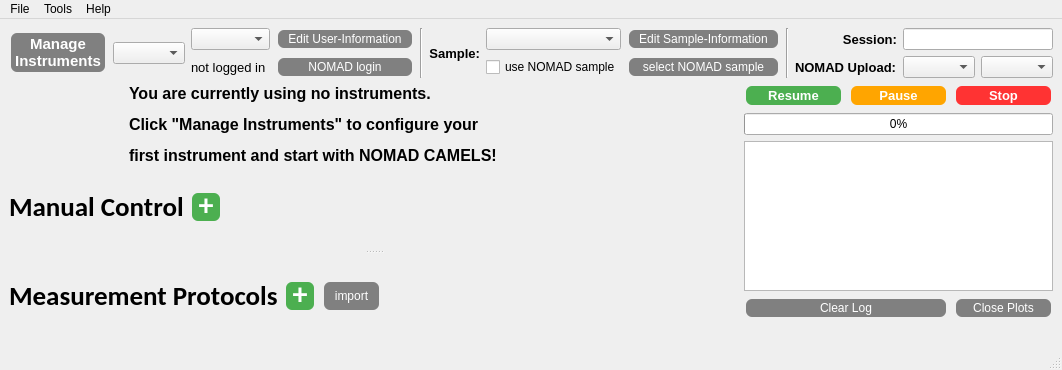
The window that nomad_camels/gui/mainWindow_v2.ui (FAU-LAP/NOMAD-CAMELS) describes before a commit, drawn with Qt 5.
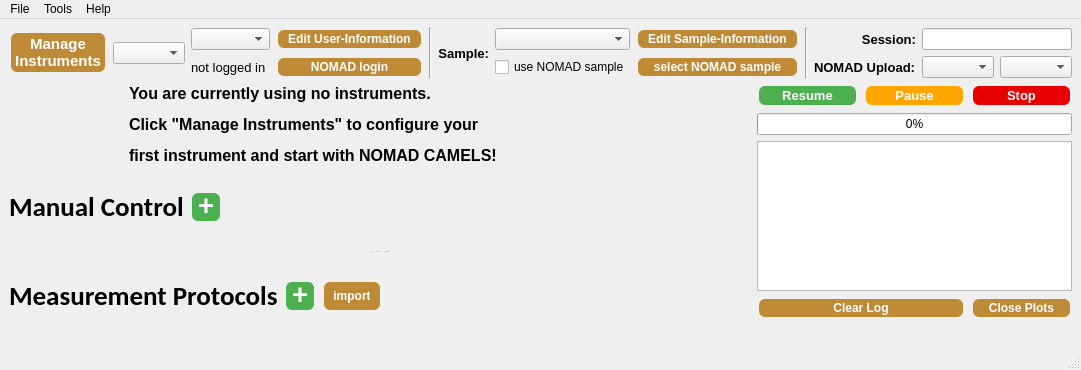
The same window after the commit. Icons and pictures are not drawn. Custom widgets are drawn as their Qt base class.

The edit to the form file:
```diff
--- a/nomad_camels/gui/mainWindow_v2.ui
+++ b/nomad_camels/gui/mainWindow_v2.ui
@@ -32,19 +32,21 @@
      <widget class="QPushButton" name="pushButton_clear_log">
       <property name="styleSheet">
        <string notr="true">QPushButton {
-                                background-color: #808080; 
-                                color: white; 
-                                border: none; 
-                                padding: 2px 10px; 
-                                text-align: center; 
-                                text-decoration: none; 
-                                font-size: 12px; 
-                                margin: 2px 2px; 
-                                border-radius: 6px;
-                            }
-                            QPushButton:hover {
-                                background-color: #a0a0a0;
-                            }</string>
+        background-color: #bf8a36;
+        color: white;
+        border: none;
+        padding: 2px 10px;
+        text-align: center;
+        text-decoration: none;
+        font-size: 12px;
+        margin: 2px 2px;
+        border-radius: 6px;
+        font-weight: bold;
+    }
+
+    QPushButton:hover {
+        background-color: #8a5a23;
+    }</string>
       </property>
       <property name="text">
        <string>Clear Log</string>
@@ -64,7 +66,7 @@
       </property>
       <property name="styleSheet">
        <string notr="true">QPushButton {
-                background-color: #FF3333; 
+                background-color: #E60000; 
                 color: white; 
                                 border: none; 
                                 padding: 2px 10px; 
@@ -156,7 +158,7 @@
          </property>
          <property name="styleSheet">
           <string notr="true">QPushButton {
-                                background-color: #808080; 
+                                background-color: #bf8a36; 
                                 color: white; 
                                 border: none; 
                                 padding: 2px 4px; 
@@ -220,25 +222,28 @@
             <property name="font">
              <font>
               <pointsize>-1</pointsize>
+              <bold>true</bold>
               <underline>false</underline>
               <strikeout>false</strikeout>
              </font>
             </property>
             <property name="styleSheet">
              <string notr="true">QPushButton {
-                                background-color: #808080; 
-                                color: white; 
-                                border: none; 
-                                padding: 2px 10px; 
-                                text-align: center; 
-                                text-decoration: none; 
-                                font-size: 12px; 
-                                margin: 2px 2px; 
-                                border-radius: 6px;
-                            }
-                            QPushButton:hover {
-                                background-color: #a0a0a0;
-                            }</string>
+        background-color: #bf8a36;
+        color: white;
+        border: none;
+        padding: 2px 10px;
+        text-align: center;
+        text-decoration: none;
+        font-size: 12px;
+        margin: 2px 2px;
+        border-radius: 6px;
+        font-weight: bold;
+    }
+
+    QPushButton:hover {
+        background-color: #8a5a23;
+    }</string>
             </property>
             <property name="text">
              <string>Edit Sample-Information</string>
@@ -250,25 +255,28 @@
             <property name="font">
              <font>
               <pointsize>-1</pointsize>
+              <bold>true</bold>
               <underline>false</underline>
               <strikeout>false</strikeout>
              </font>
             </property>
             <property name="styleSheet">
              <string notr="true">QPushButton {
-                                background-color: #808080; 
-                                color: white; 
-                                border: none; 
-                                padding: 2px 10px; 
-                                text-align: center; 
-                                text-decoration: none; 
-                                font-size: 12px; 
-                                margin: 2px 2px; 
-                                border-radius: 6px;
-                            }
-                            QPushButton:hover {
-                                background-color: #a0a0a0;
-                            }</string>
+        background-color: #bf8a36;
+        color: white;
+        border: none;
+        padding: 2px 10px;
+        text-align: center;
+        text-decoration: none;
+        font-size: 12px;
+        margin: 2px 2px;
+        border-radius: 6px;
+        font-weight: bold;
+    }
+
+    QPushButton:hover {
+        background-color: #8a5a23;
+    }</string>
             </property>
             <property name="text">
              <string>select NOMAD sample</string>
@@ -397,25 +405,28 @@
             <property name="font">
              <font>
               <pointsize>-1</pointsize>
+              <bold>true</bold>
               <underline>false</underline>
               <strikeout>false</strikeout>
              </font>
             </property>
             <property name="styleSheet">
              <string notr="true">QPushButton {
-                                background-color: #808080; 
-                                color: white; 
-                                border: none; 
-                                padding: 2px 10px; 
-                                text-align: center; 
-                                text-decoration: none; 
-                                font-size: 12px; 
-                                margin: 2px 2px; 
-                                border-radius: 6px;
-                            }
-                            QPushButton:hover {
-                                background-color: #a0a0a0;
-                            }</string>
+        background-color: #bf8a36;
+        color: white;
+        border: none;
+        padding: 2px 10px;
+        text-align: center;
+        text-decoration: none;
+        font-size: 12px;
+        margin: 2px 2px;
+        border-radius: 6px;
+        font-weight: bold;
+    }
+
+    QPushButton:hover {
+        background-color: #8a5a23;
+    }</string>
             </property>
             <property name="text">
              <string>NOMAD login</string>
@@ -427,25 +438,28 @@
             <property name="font">
              <font>
               <pointsize>-1</pointsize>
+              <bold>true</bold>
               <underline>false</underline>
               <strikeout>false</strikeout>
              </font>
             </property>
             <property name="styleSheet">
              <string notr="true">QPushButton {
-                                background-color: #808080; 
-                                color: white; 
-                                border: none; 
-                                padding: 2px 10px; 
-                                text-align: center; 
-                                text-decoration: none; 
-                                font-size: 12px; 
-                                margin: 2px 2px; 
-                                border-radius: 6px;
-                            }
-                            QPushButton:hover {
-                                background-color: #a0a0a0;
-                            }</string>
+        background-color: #bf8a36;
+        color: white;
+        border: none;
+        padding: 2px 10px;
+        text-align: center;
+        text-decoration: none;
+        font-size: 12px;
+        margin: 2px 2px;
+        border-radius: 6px;
+        font-weight: bold;
+    }
+
+    QPushButton:hover {
+        background-color: #8a5a23;
+    }</string>
             </property>
             <property name="text">
              <string>Edit User-Information</string>
@@ -728,19 +742,21 @@
              </property>
              <property name="styleSheet">
               <string notr="true">QPushButton {
-                                background-color: #808080; 
-                                color: white; 
-                                border: none; 
-                                padding: 2px 10px; 
-                                text-align: center; 
-                                text-decoration: none; 
-                                font-size: 12px; 
-                                margin: 2px 2px; 
-                                border-radius: 6px;
-                            }
-                            QPushButton:hover {
-                                background-color: #a0a0a0;
-                            }</string>
+        background-color: #bf8a36;
+        color: white;
+        border: none;
+        padding: 2px 10px;
+        text-align: center;
+        text-decoration: none;
+        font-size: 12px;
+        margin: 2px 2px;
+        border-radius: 6px;
+        font-weight: bold;
+    }
+
+    QPushButton:hover {
+        background-color: #8a5a23;
+    }</string>
              </property>
              <property name="text">
               <string>import</string>
@@ -826,19 +842,21 @@
      <widget class="QPushButton" name="pushButton_close_plots">
       <property name="styleSheet">
        <string notr="true">QPushButton {
-                                background-color: #808080; 
-                                color: white; 
-                                border: none; 
-                                padding: 2px 10px; 
-                                text-align: center; 
-                                text-decoration: none; 
-                                font-size: 12px; 
-                                margin: 2px 2px; 
-                                border-radius: 6px;
-                            }
-                            QPushButton:hover {
-                                background-color: #a0a0a0;
-                            }</string>
+        background-color: #bf8a36;
+        color: white;
+        border: none;
+        padding: 2px 10px;
+        text-align: center;
+        text-decoration: none;
+        font-size: 12px;
+        margin: 2px 2px;
+        border-radius: 6px;
+        font-weight: bold;
+    }
+
+    QPushButton:hover {
+        background-color: #8a5a23;
+    }</string>
       </property>
       <property name="text">
        <string>Close Plots</string>
```
Left out of the diff: 2 changed lines with no effect on the pictures.
